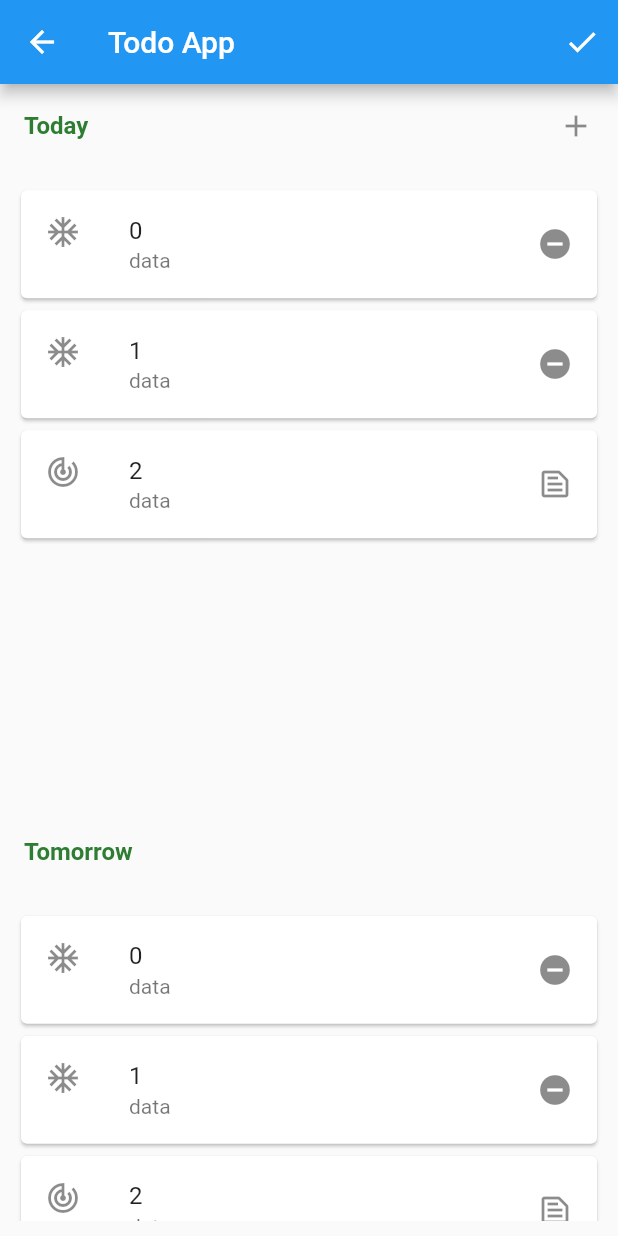
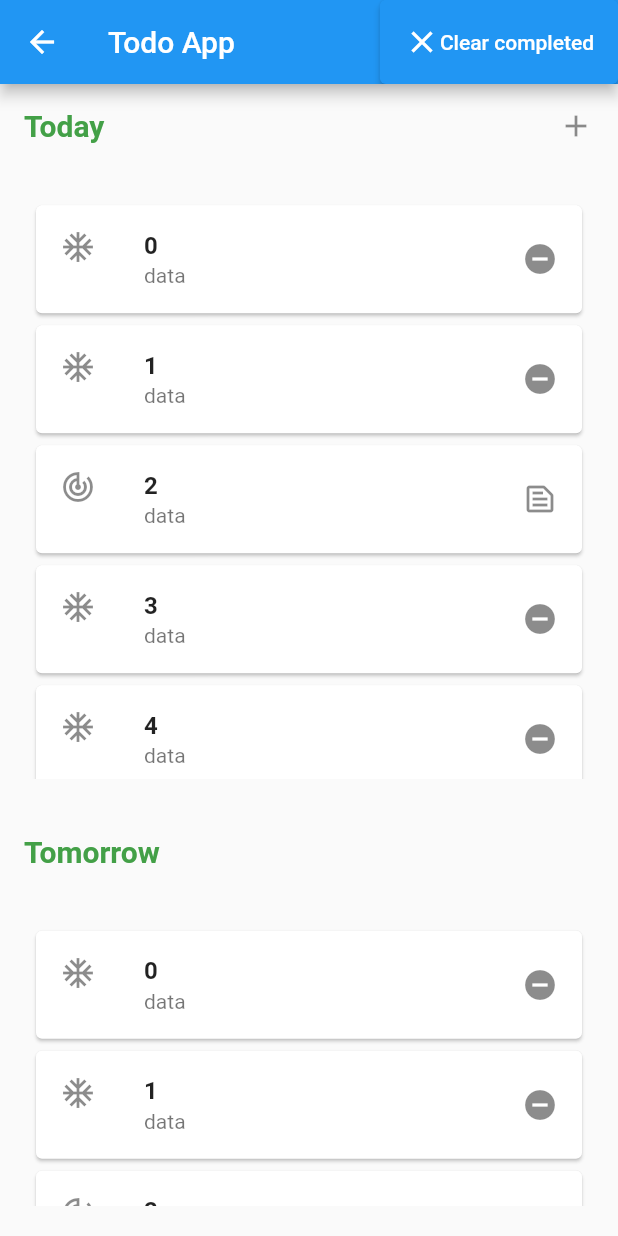
Before and after one commit to S-EmreCat/todo_app, a Flutter app: the AllTasks screen opened directly, on a phone screen of 412 x 824 dp. Run offline on Flutter 3.47's test engine with Material 2 defaults, Android fonts, the phone set to English and light mode, and no system bars; our stand-ins replace get; Roboto replaces fonts that are missing (Poppins).

Commit message:
custom text widgets

```diff
--- a/lib/core/constant/string_constants.dart
+++ b/lib/core/constant/string_constants.dart
@@ -4,4 +4,8 @@ class StringConstants {
   static const taskNameWork = "Work";
   static const taskNameAddList = "Add List";
   static const todoapp = "Todo App";
+  static const clearCompleted = "Clear completed";
+  static const today = "Today";
+  static const tomorrow = "Tomorrow";
+  static const myLists = "My Lists";
 }
--- a/lib/ui/views/MyLists/my_lists_view.dart
+++ b/lib/ui/views/MyLists/my_lists_view.dart
@@ -7,23 +7,21 @@ import '../allTasks/all_tasks_view.dart';
 
 class MyListsWidget extends StatelessWidget {
   const MyListsWidget({Key? key}) : super(key: key);
-  final String _myListsString = "My Lists";
 
   @override
   Widget build(BuildContext context) {
     return Scaffold(
         appBar: AppBar(
-          title: Text(_myListsString),
+          title: const Text(StringConstants.myLists),
         ),
-        body: Column(
-          children: [
-            const SizedBox(
-              height: 20,
-            ),
-            Expanded(
-              child: Padding(
+        body: Padding(
           padding: const CustomPadding.all(),
-                child: GridView.count(
+          child: gridViewCountMethod(context),
+        ));
+  }
+
+  GridView gridViewCountMethod(BuildContext context) {
+    return GridView.count(
       crossAxisCount: 2,
       crossAxisSpacing: 20.0,
       mainAxisSpacing: 20,
@@ -35,8 +33,7 @@ class MyListsWidget extends StatelessWidget {
           onPressed: () {
             Navigator.push(
               context,
-                          MaterialPageRoute(
-                              builder: (context) => const AllTasks()),
+              MaterialPageRoute(builder: (context) => const AllTasks()),
             );
           },
         ),
@@ -47,8 +44,7 @@ class MyListsWidget extends StatelessWidget {
           onPressed: () {
             Navigator.push(
               context,
-                          MaterialPageRoute(
-                              builder: (context) => const AllTasks()),
+              MaterialPageRoute(builder: (context) => const AllTasks()),
             );
           },
         ),
@@ -59,8 +55,7 @@ class MyListsWidget extends StatelessWidget {
           onPressed: () {
             Navigator.push(
               context,
-                          MaterialPageRoute(
-                              builder: (context) => const AllTasks()),
+              MaterialPageRoute(builder: (context) => const AllTasks()),
             );
           },
         ),
@@ -74,13 +69,6 @@ class MyListsWidget extends StatelessWidget {
           },
         ),
       ],
-                ),
-              ),
-            ),
-            const SizedBox(
-              height: 80,
-            ),
-          ],
-        ));
+    );
   }
 }
--- a/lib/ui/views/allTasks/all_tasks_view.dart
+++ b/lib/ui/views/allTasks/all_tasks_view.dart
@@ -3,7 +3,7 @@ import '../../../core/constant/string_constants.dart';
 import '../../widgets/icon/custom_list_tile_icon.dart';
 import '../../widgets/listView/listview_builder.dart';
 import '../../widgets/padding/padding.dart';
-import '../../widgets/text/text_widget.dart';
+import '../../widgets/text/green_titles_text_widget.dart';
 
 class AllTasks extends StatefulWidget {
   const AllTasks({Key? key}) : super(key: key);
@@ -19,47 +19,56 @@ class _AllTasksState extends State<AllTasks> {
       appBar: AppBar(
         title: const Text(StringConstants.todoapp),
         actions: [
-          IconButton(
-            onPressed: () {},
-            icon: const CustomListTileIcon(
-              isDone: true,
-            ),
-          ),
+          clearCompletedButton(),
         ],
       ),
       body: Column(
-        children: [
-          const Expanded(
+        children: const [
+          Expanded(
             flex: 2,
             child: ListTile(
               trailing: Icon(Icons.add),
-              title: TextWidget(
-                textString: "Today",
+              title: GreenTitles(
+                textString: StringConstants.today,
               ),
             ),
           ),
           Expanded(
             flex: 15,
             child: Padding(
-              padding: const CustomPadding.all(),
+              padding: CustomPadding.all(),
               child: TaskList(),
             ),
           ),
-          const Expanded(
+          Expanded(
               flex: 2,
               child: ListTile(
-                title: TextWidget(
-                  textString: "Tomorrow",
+                title: GreenTitles(
+                  textString: StringConstants.tomorrow,
                 ),
               )),
           Expanded(
               flex: 8,
               child: Padding(
-                padding: const CustomPadding.all(),
+                padding: CustomPadding.all(),
                 child: TaskList(),
               )),
         ],
       ),
     );
   }
+
+  ElevatedButton clearCompletedButton() {
+    return ElevatedButton(
+      onPressed: () {},
+      child: Row(
+        children: const [
+          CustomListTileIcon(
+            isDone: true,
+          ),
+          Text(StringConstants.clearCompleted),
+        ],
+      ),
+    );
+  }
 }
--- a/lib/ui/widgets/button/icon_button.dart
+++ b/lib/ui/widgets/button/mylist_icon_button.dart
@@ -13,7 +13,7 @@ class TaskIconButton extends StatelessWidget {
     return IconButton(
       onPressed: onPressed,
       icon: icon,
-      iconSize: 50,
+      iconSize: 60,
       tooltip: tooltip,
     );
   }
--- a/lib/ui/widgets/card/my_lists_card.dart
+++ b/lib/ui/widgets/card/my_lists_card.dart
@@ -1,7 +1,9 @@
 import 'package:flutter/material.dart';
 import 'package:get/get_rx/src/rx_typedefs/rx_typedefs.dart';
+import 'package:todo_app/ui/widgets/text/green_titles_text_widget.dart';
+import 'package:todo_app/ui/widgets/text/normal_subtitles_text_widget.dart';
 
-import '../button/icon_button.dart';
+import '../button/mylist_icon_button.dart';
 
 class MyListsCardItem extends StatelessWidget {
   const MyListsCardItem(
@@ -36,13 +38,13 @@ class MyListsCardItem extends StatelessWidget {
             ),
             Expanded(
               flex: 1,
-              child:
-                  Text(taskName, style: Theme.of(context).textTheme.headline6),
+              child: GreenTitles(textString: taskName),
             ),
             Expanded(
               flex: 1,
-              child: Text("$itemCount items",
-                  style: Theme.of(context).textTheme.subtitle1),
+              child: NormalSubTitlesTextWidget(
+                textString: "$itemCount items",
+              ),
             ),
             const Expanded(flex: 1, child: SizedBox()),
           ],
--- a/lib/ui/widgets/icon/custom_list_tile_icon.dart
+++ b/lib/ui/widgets/icon/custom_list_tile_icon.dart
@@ -3,5 +3,5 @@ import 'package:flutter/material.dart';
 class CustomListTileIcon extends Icon {
   // ignore: use_key_in_widget_constructors
   const CustomListTileIcon({required bool isDone})
-      : super(isDone ? Icons.done : Icons.do_not_disturb_on_outlined);
+      : super(isDone ? Icons.clear : Icons.do_not_disturb_on_outlined);
 }
--- a/lib/ui/widgets/listView/listview_builder.dart
+++ b/lib/ui/widgets/listView/listview_builder.dart
@@ -1,7 +1,9 @@
 import 'package:flutter/material.dart';
+import 'package:todo_app/ui/widgets/text/normal_subtitles_text_widget.dart';
+import 'package:todo_app/ui/widgets/text/normal_titles_text_widget.dart';
 
 class TaskList extends StatefulWidget {
-  TaskList({Key? key}) : super(key: key);
+  const TaskList({Key? key}) : super(key: key);
 
   @override
   _TaskListState createState() => _TaskListState();
@@ -21,6 +23,10 @@ class _TaskListState extends State<TaskList> {
     ListItem(title: 'Me', isSelected: true),
     ListItem(title: 'MYSELF', isSelected: true),
     ListItem(title: 'I', isSelected: false),
+    ListItem(title: 'Me', isSelected: true),
+    ListItem(title: 'MYSELF', isSelected: true),
+    ListItem(title: 'I', isSelected: false),
+    ListItem(title: 'Me', isSelected: true),
   ];
   @override
   Widget build(BuildContext context) {
@@ -29,19 +35,18 @@ class _TaskListState extends State<TaskList> {
       itemCount: items.length,
       itemBuilder: (context, index) => Card(
         child: ListTile(
-          title: Text(index.toString()),
+          title: NormalTitlesTextWidget(textString: index.toString()),
           trailing: items[index].isSelected
               ? (const Icon(Icons.do_not_disturb_on_sharp))
               : const Icon(Icons.text_snippet_outlined),
-          subtitle: const Text("data"),
+          subtitle: const NormalSubTitlesTextWidget(textString: "data"),
           leading: items[index].isSelected
               ? const Icon(Icons.ac_unit)
               : const Icon(Icons.track_changes),
           onTap: () {
-            setState(() {
-              debugPrint(items[index].isSelected.toString());
-              items[index].isSelected = !items[index].isSelected;
-            });
+            debugPrint(items[index].isSelected.toString());
+            items[index].isSelected = !items[index].isSelected;
+            setState(() {});
           },
         ),
       ),
--- a/lib/ui/widgets/padding/padding.dart
+++ b/lib/ui/widgets/padding/padding.dart
@@ -1,7 +1,7 @@
 import 'package:flutter/cupertino.dart';
 
 class CustomPadding extends EdgeInsets {
-  const CustomPadding.all() : super.all(10);
+  const CustomPadding.all() : super.all(20);
   const CustomPadding.normalHorizontal() : super.symmetric(horizontal: 5);
   const CustomPadding.normalVertical() : super.symmetric(vertical: 5);
 }
--- a/lib/ui/widgets/text/text_widget.dart
+++ b/lib/ui/widgets/text/green_titles_text_widget.dart
@@ -1,7 +1,7 @@
 import 'package:flutter/material.dart';
 
-class TextWidget extends StatelessWidget {
-  const TextWidget({Key? key, required this.textString})
+class GreenTitles extends StatelessWidget {
+  const GreenTitles({Key? key, required this.textString})
       : super(
           key: key,
         );
@@ -11,7 +11,8 @@ class TextWidget extends StatelessWidget {
   Widget build(BuildContext context) {
     return Text(
       textString,
-      style: TextStyle(color: Colors.green[800], fontWeight: FontWeight.bold),
+      style: TextStyle(
+          color: Colors.green[600], fontSize: 20, fontWeight: FontWeight.bold),
     );
   }
 }
--- /dev/null
+++ b/lib/ui/widgets/text/normal_subtitles_text_widget.dart
@@ -0,0 +1,18 @@
+import 'package:flutter/material.dart';
+
+class NormalSubTitlesTextWidget extends StatelessWidget {
+  const NormalSubTitlesTextWidget({Key? key, required this.textString})
+      : super(
+          key: key,
+        );
+  final String textString;
+
+  @override
+  Widget build(BuildContext context) {
+    return Text(
+      textString,
+      maxLines: 1,
+      style: const TextStyle(color: Colors.black54, fontSize: 14),
+    );
+  }
+}
--- /dev/null
+++ b/lib/ui/widgets/text/normal_titles_text_widget.dart
@@ -0,0 +1,19 @@
+import 'package:flutter/material.dart';
+
+class NormalTitlesTextWidget extends StatelessWidget {
+  const NormalTitlesTextWidget({Key? key, required this.textString})
+      : super(
+          key: key,
+        );
+  final String textString;
+
+  @override
+  Widget build(BuildContext context) {
+    return Text(
+      textString,
+      maxLines: 1,
+      style: const TextStyle(
+          color: Colors.black87, fontSize: 16, fontWeight: FontWeight.w600),
+    );
+  }
+}
```
Lines whose indentation alone changed are shown as unchanged.
